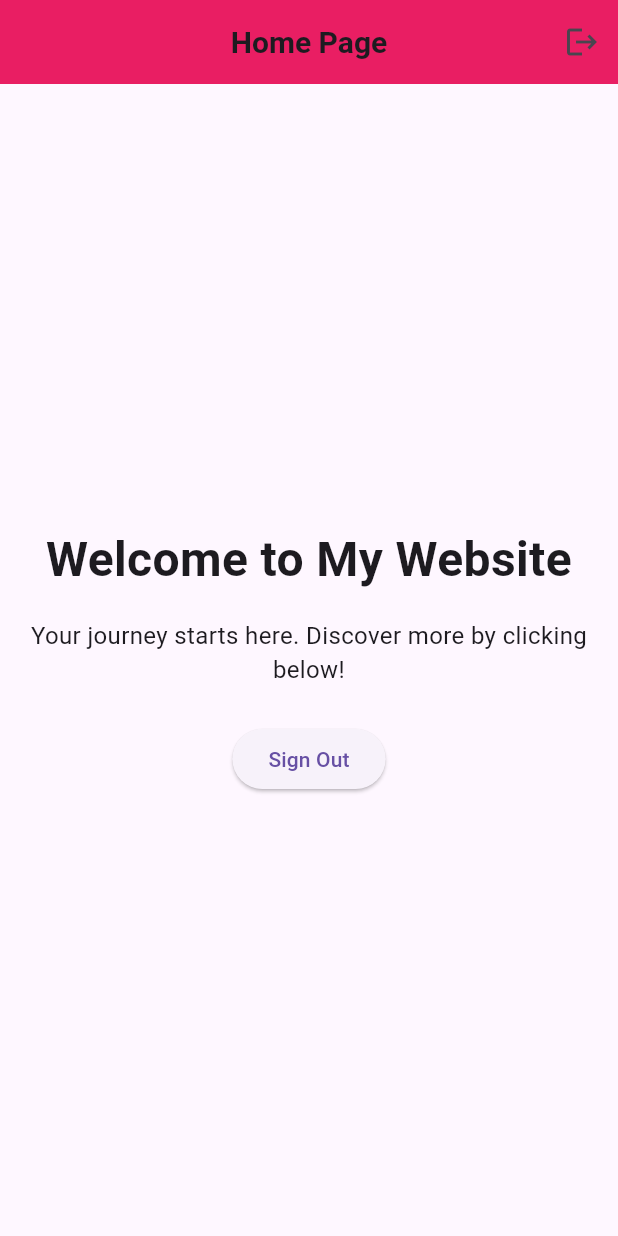
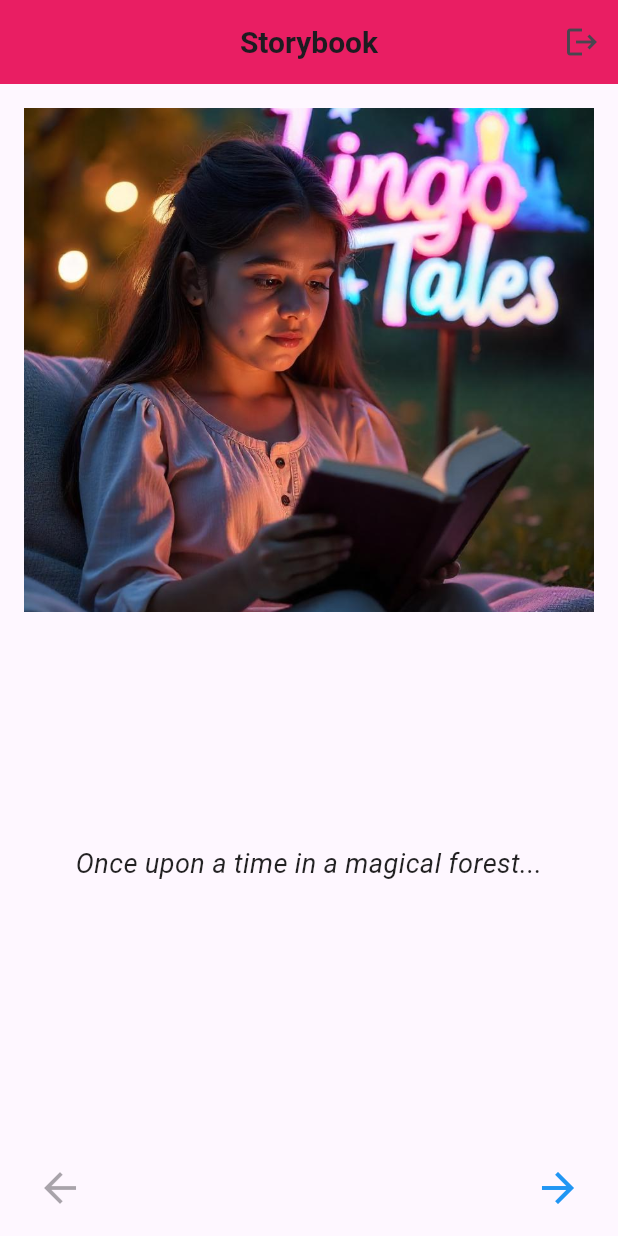
Before and after one commit to sohebalam/lingoTales, a Flutter app: the screen it shows once a user with an empty profile is signed in, on a phone screen of 412 x 824 dp. Run offline on Flutter 3.47's test engine with Material 3 defaults, Android fonts, the phone set to English and light mode, and no system bars; our stand-ins replace animate_do, cloud_firestore, firebase_auth, firebase_core, firebase_storage, flutter_bloc and 2 more; accounts and stored records are empty.

Commit message:
homepage edit to stroybook

```diff
--- a/lib/pages/home_page.dart
+++ b/lib/pages/home_page.dart
@@ -1,50 +1,141 @@
+import 'dart:convert';
+import 'package:flutter/material.dart';
+import 'package:lingo_tales/services/widgets/app_bar.dart';
 import 'package:firebase_auth/firebase_auth.dart';
-import 'package:flutter/material.dart';
-import 'package:lingo_tales/pages/auth/authservice.dart';
-import 'package:lingo_tales/services/widgets/app_bar.dart';
 
-class HomePage extends StatelessWidget {
+// Dummy JSON data for storybook pages
+const String storyPagesJson = '''
+[
+  {"image": "assets/page1.jpeg", "text": "Once upon a time in a magical forest..."},
+  {"image": "assets/page2.jpeg", "text": "There lived a brave little fox named Felix."},
+  {"image": "assets/page3.jpeg", "text": "Felix loved to explore new places and make new friends."},
+  {"image": "assets/page4.jpeg", "text": "One day, Felix discovered a hidden treasure..."}
+]
+''';
+
+class HomePage extends StatefulWidget {
+  @override
+  _HomePageState createState() => _HomePageState();
+}
+
+class _HomePageState extends State<HomePage> {
   final Stream<bool> isLoggedInStream =
       FirebaseAuth.instance.authStateChanges().map((user) => user != null);
+
+  late List<dynamic> storyPages;
+  int currentPage = 0;
+
+  @override
+  void initState() {
+    super.initState();
+    storyPages = jsonDecode(storyPagesJson);
+  }
+
+  void _nextPage() {
+    setState(() {
+      if (currentPage < storyPages.length - 1) currentPage++;
+    });
+  }
+
+  void _prevPage() {
+    setState(() {
+      if (currentPage > 0) currentPage--;
+    });
+  }
+
   @override
   Widget build(BuildContext context) {
+    final page = storyPages[currentPage];
+    final isLandscape =
+        MediaQuery.of(context).orientation == Orientation.landscape;
+
     return Scaffold(
       appBar: CustomAppBar(
-        title: 'Home Page',
+        title: 'Storybook',
         isLoggedInStream: isLoggedInStream,
-        padding: EdgeInsets.all(16.0), // Optional padding if needed
       ),
       body: Center(
         child: Padding(
-          padding: EdgeInsets.all(16.0), // Removed const
-          child: Column(
-            mainAxisAlignment: MainAxisAlignment.center,
+          padding: const EdgeInsets.all(16.0),
+          child: isLandscape
+              ? Row(
                   children: [
-              Text(
-                'Welcome to My Website',
-                style: TextStyle(
-                  fontSize: 32,
-                  fontWeight: FontWeight.bold,
+                    // Image on the left
+                    Expanded(
+                      flex: 1,
+                      child: Image.asset(
+                        page['image'],
+                        fit: BoxFit.cover,
                       ),
+                    ),
+                    // Text on the right
+                    Expanded(
+                      flex: 1,
+                      child: Center(
+                        child: Text(
+                          page['text'],
                           textAlign: TextAlign.center,
+                          style: const TextStyle(
+                            fontSize: 18,
+                            fontStyle: FontStyle.italic,
+                            color: Colors.black87,
                           ),
-              SizedBox(height: 16),
-              Text(
-                'Your journey starts here. Discover more by clicking below!',
-                style: TextStyle(fontSize: 16),
+                        ),
+                      ),
+                    ),
+                  ],
+                )
+              : Column(
+                  children: [
+                    // Image on top
+                    Expanded(
+                      flex: 1,
+                      child: Image.asset(
+                        page['image'],
+                        fit: BoxFit.cover,
+                        width: double.infinity,
+                      ),
+                    ),
+                    // Text on the bottom
+                    Expanded(
+                      flex: 1,
+                      child: Center(
+                        child: Text(
+                          page['text'],
                           textAlign: TextAlign.center,
+                          style: const TextStyle(
+                            fontSize: 18,
+                            fontStyle: FontStyle.italic,
+                            color: Colors.black87,
                           ),
-              SizedBox(height: 24),
-              ElevatedButton(
-                onPressed: () async {
-                  await AuthService().signOut();
-                },
-                child: Text('Sign Out'),
+                        ),
+                      ),
                     ),
                   ],
                 ),
         ),
       ),
+      // Navigation arrows
+      bottomNavigationBar: Padding(
+        padding: const EdgeInsets.symmetric(horizontal: 16.0, vertical: 8.0),
+        child: Row(
+          mainAxisAlignment: MainAxisAlignment.spaceBetween,
+          children: [
+            IconButton(
+              icon: const Icon(Icons.arrow_back, size: 32),
+              color: currentPage > 0 ? Colors.blue : Colors.grey,
+              onPressed: currentPage > 0 ? _prevPage : null,
+            ),
+            IconButton(
+              icon: const Icon(Icons.arrow_forward, size: 32),
+              color: currentPage < storyPages.length - 1
+                  ? Colors.blue
+                  : Colors.grey,
+              onPressed: currentPage < storyPages.length - 1 ? _nextPage : null,
+            ),
+          ],
+        ),
+      ),
     );
   }
 }
```
Also changed, not shown: assets/page1.jpeg (added), assets/page2.jpeg (added), assets/page3.jpeg (added), assets/page4.jpeg (added), assets/page5.jpeg (added). Lines whose indentation alone changed are shown as unchanged.
